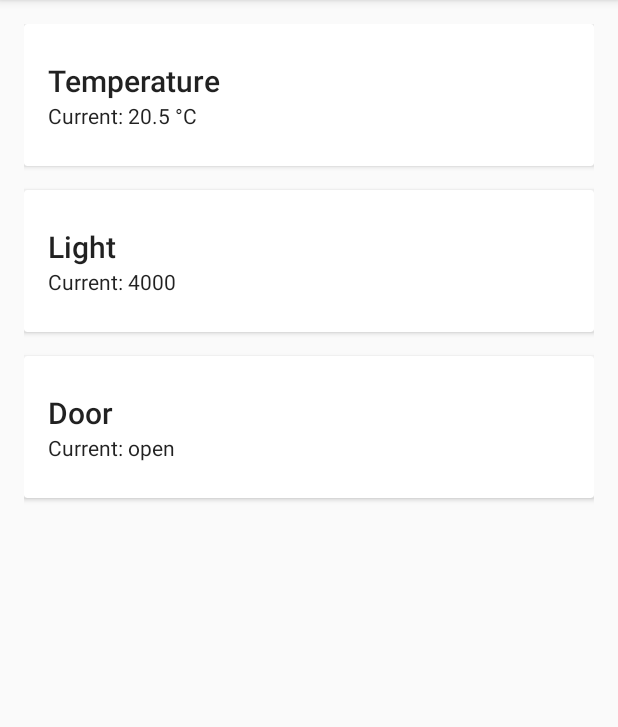
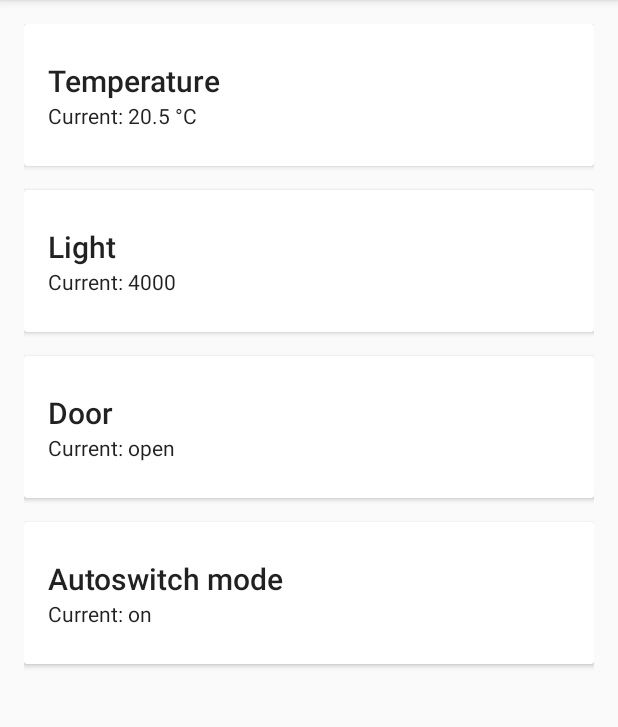
Before and after one commit to IgnaceMaes/SmartRoom, an Android app: the screen it shows after launch (MainActivity), on a phone screen of 412 x 824 dp, the part 84-811 px from its top. Run offline under Robolectric (Android 15) with nearby library versions, the phone set to English and light mode, and no system bars; our stand-ins replace ButterKnife; 3 statements that could not run were skipped.

Commit message:
Autoswitch mode!

```diff
--- a/app/src/main/java/com/ignacemaes/smartroom/MainActivity.java
+++ b/app/src/main/java/com/ignacemaes/smartroom/MainActivity.java
@@ -25,18 +25,12 @@ public class MainActivity extends AppCompatActivity
 {
     private MeasureManager measureManager = new MeasureManager();
 
-    @Bind(R.id.value_temperature)
-    TextView temp;
+    @Bind(R.id.value_temperature) TextView temp;
+    @Bind(R.id.value_light) TextView light;
+    @Bind(R.id.value_door) TextView door;
+    @Bind(R.id.value_mode) TextView mode;
 
-    @Bind(R.id.value_light)
-    TextView light;
-
-    @Bind(R.id.value_door)
-    TextView door;
-
-    @Bind(R.id.swiperefreshlayout)
-    SwipeRefreshLayout refreshLayout;
-
+    @Bind(R.id.swiperefreshlayout) SwipeRefreshLayout refreshLayout;
     @Bind(R.id.main_cardcontainer) LinearLayout cardContainer;
 
     private RoomInfo roomInfo;
@@ -71,7 +65,7 @@ public class MainActivity extends AppCompatActivity
             View powerX = inflater.inflate(R.layout.item_power, cardContainer, false);
 
             ((TextView) powerX.findViewById(R.id.title_power)).setText("Powerswitch " + i);
-            ((TextView) powerX.findViewById(R.id.value_power)).setText("current: " + (currentOn ? "on" : "off"));
+            ((TextView) powerX.findViewById(R.id.value_power)).setText("Current: " + (currentOn ? "on" : "off"));
 
             powerX.setOnClickListener(new View.OnClickListener()
             {
@@ -114,6 +108,7 @@ public class MainActivity extends AppCompatActivity
                         setTempValue(roomInfo.getTemperature());
                         setLightValue(roomInfo.getLight());
                         setDoorValue(roomInfo.isDoorClosed());
+                        setModeValue(roomInfo.isAutoswitch());
 
                         initializeLayout();
 
@@ -126,6 +121,26 @@ public class MainActivity extends AppCompatActivity
                         Snackbar.make(temp, "Failed to load roominfo", Snackbar.LENGTH_LONG).show();
 
                         refreshLayout.setRefreshing(false);
+                    }
+                });
+    }
+
+    @OnClick(R.id.card_mode) void onToggleMode()
+    {
+        measureManager.setAutoswitchMode(!roomInfo.isAutoswitch())
+                .enqueue(new Callback<PowerReply>()
+                {
+                    @Override
+                    public void onResponse(Response<PowerReply> response, Retrofit retrofit)
+                    {
+                        Snackbar.make(temp, response.body().getMessage(), Snackbar.LENGTH_LONG).show();
+                        refreshRoomInfo();
+                    }
+
+                    @Override
+                    public void onFailure(Throwable t)
+                    {
+                        Snackbar.make(temp, "Failed to toggle mode", Snackbar.LENGTH_LONG).show();
                     }
                 });
     }
@@ -144,4 +159,9 @@ public class MainActivity extends AppCompatActivity
     {
         door.setText(String.format("Current: %s", closed ? "closed" : "open"));
     }
+
+    private void setModeValue(boolean isInAutoswitchMode)
+    {
+        mode.setText(String.format("Current: %s", isInAutoswitchMode ? "on" : "off"));
+    }
 }
--- a/app/src/main/java/com/ignacemaes/smartroom/bl/MeasureManager.java
+++ b/app/src/main/java/com/ignacemaes/smartroom/bl/MeasureManager.java
@@ -35,4 +35,10 @@ public class MeasureManager
         String action = on ? "on" : "off";
         return service.power(String.valueOf(powerswitchIndex), action);
     }
+
+    public Call<PowerReply> setAutoswitchMode(boolean on)
+    {
+        String action = on ? "on" : "off";
+        return service.setAutoswitchMode(action);
+    }
 }
--- a/app/src/main/java/com/ignacemaes/smartroom/dal/MeasureService.java
+++ b/app/src/main/java/com/ignacemaes/smartroom/dal/MeasureService.java
@@ -16,5 +16,8 @@ public interface MeasureService
     Call<RoomInfo> getRoomInfo();
 
     @GET("/power")
-    Call<PowerReply> power(@Query("id") String id, @Query("action") String action);
+    Call<PowerReply> power(@Query("id") String id, @Query("a") String action);
+
+    @GET("/mode")
+    Call<PowerReply> setAutoswitchMode(@Query("a") String action);
 }
--- a/app/src/main/java/com/ignacemaes/smartroom/model/PowerReply.java
+++ b/app/src/main/java/com/ignacemaes/smartroom/model/PowerReply.java
@@ -1,10 +1,13 @@
 package com.ignacemaes.smartroom.model;
+
+import com.google.gson.annotations.SerializedName;
 
 /**
  * Created by Ignace on 29/12/2015.
  */
 public class PowerReply
 {
+    @SerializedName("m")
     private String message;
 
     public String getMessage()
--- a/app/src/main/java/com/ignacemaes/smartroom/model/RoomInfo.java
+++ b/app/src/main/java/com/ignacemaes/smartroom/model/RoomInfo.java
@@ -10,6 +10,7 @@ public class RoomInfo
     private double temperature;
     private int light;
     private boolean doorClosed;
+    private boolean autoswitch;
     private List<Boolean> powerswitchStates;
 
     public double getTemperature()
@@ -42,6 +43,16 @@ public class RoomInfo
         this.doorClosed = doorClosed;
     }
 
+    public boolean isAutoswitch()
+    {
+        return autoswitch;
+    }
+
+    public void setAutoswitch(boolean autoswitch)
+    {
+        this.autoswitch = autoswitch;
+    }
+
     public List<Boolean> getPowerswitchStates()
     {
         return powerswitchStates;
--- a/app/src/main/res/layout/activity_main.xml
+++ b/app/src/main/res/layout/activity_main.xml
@@ -12,7 +12,7 @@
     android:orientation="vertical"
     android:layout_width="match_parent"
     android:layout_height="match_parent"
-    android:paddingBottom="@dimen/activity_vertical_margin"
+    android:paddingBottom="32dp"
     android:paddingLeft="@dimen/activity_horizontal_margin"
     android:paddingRight="@dimen/activity_horizontal_margin"
     android:paddingTop="@dimen/activity_vertical_margin"
@@ -117,6 +117,39 @@
             android:layout_width="match_parent"
             android:layout_height="wrap_content">
             </LinearLayout>
+
+
+
+    <android.support.v7.widget.CardView
+        android:id="@+id/card_mode"
+        style="@style/Widget.CardContent"
+        android:layout_width="match_parent"
+        android:layout_height="wrap_content"
+        android:focusable="true"
+        android:clickable="true"
+        android:foreground="?android:attr/selectableItemBackground"
+        android:layout_marginBottom="16dp">
+
+        <LinearLayout
+            style="@style/Widget.CardContent"
+            android:layout_width="match_parent"
+            android:layout_height="wrap_content">
+
+            <TextView
+                android:layout_width="match_parent"
+                android:layout_height="wrap_content"
+                android:text="Autoswitch mode"
+                android:textAppearance="@style/TextAppearance.AppCompat.Title" />
+
+            <TextView
+                android:id="@+id/value_mode"
+                android:layout_width="match_parent"
+                android:layout_height="wrap_content"
+                android:text="Current: on"
+                android:textAppearance="@style/TextAppearance.AppCompat.Body1" />
+
+        </LinearLayout>
+    </android.support.v7.widget.CardView>
 </LinearLayout>
     </android.support.v4.widget.NestedScrollView>
 </android.support.v4.widget.SwipeRefreshLayout>
```
Also changed, not shown: 1 other file.
